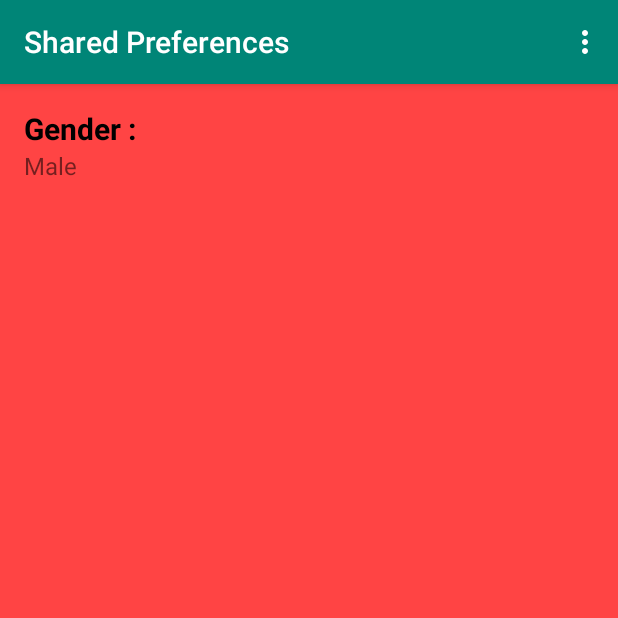
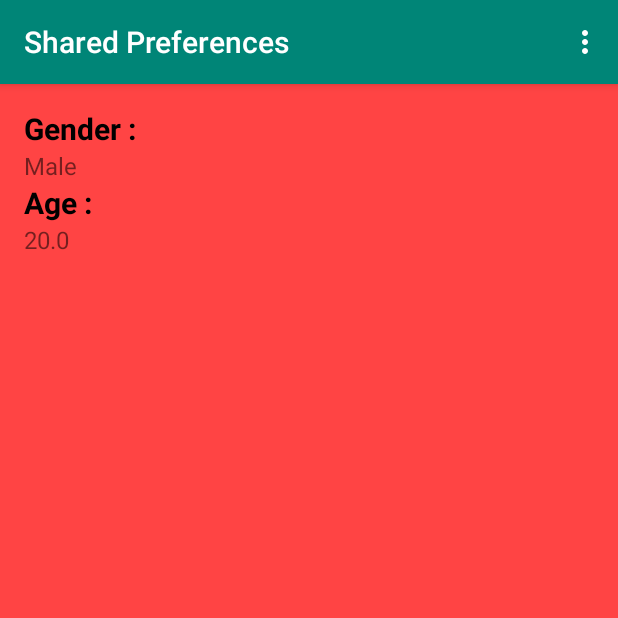
Before and after one commit to Apurba000Biswas/SharedPreferences, an Android app: the screen it shows after launch (MainActivity), on a phone screen of 412 x 824 dp, the top half of it. Run offline under Robolectric (Android 15) with nearby library versions, the phone set to English and light mode, and no system bars.

Commit message:
Added Edit Text Preference

```diff
--- a/app/src/main/java/com/apurba/sharedpreferences/MainActivity.java
+++ b/app/src/main/java/com/apurba/sharedpreferences/MainActivity.java
@@ -29,10 +29,20 @@ public class MainActivity extends AppCompatActivity
         SharedPreferences sharedPreferences =
                 PreferenceManager.getDefaultSharedPreferences(this);
 
-        updateGenderTextView(sharedPreferences);
+        setGenderTextView(sharedPreferences);
         setBackgroundColor(sharedPreferences);
+        setAgeTextView(sharedPreferences);
 
         sharedPreferences.registerOnSharedPreferenceChangeListener(this);
+    }
+
+    private void setAgeTextView(SharedPreferences sharedPreferences){
+        TextView ageTextView = findViewById(R.id.tv_age);
+
+        float age = Float.parseFloat(sharedPreferences.getString(getString(R.string.pref_age_key)
+                , getString(R.string.pref_age_default)));
+
+        ageTextView.setText(Float.toString(age));
     }
 
     private void setBackgroundColor(SharedPreferences sharedPreferences){
@@ -50,7 +60,7 @@ public class MainActivity extends AppCompatActivity
         linearLayout.setBackgroundColor(getResources().getColor(colorId));
     }
 
-    private void updateGenderTextView(SharedPreferences sharedPreferences){
+    private void setGenderTextView(SharedPreferences sharedPreferences){
         TextView tvGender = findViewById(R.id.tv_gender);
         String text = (sharedPreferences.getBoolean(getString(R.string.preference_gender_key)
                 , getResources().getBoolean(R.bool.preference_gander_default)))?
@@ -79,9 +89,11 @@ public class MainActivity extends AppCompatActivity
     @Override
     public void onSharedPreferenceChanged(SharedPreferences sharedPreferences, String key) {
         if (TextUtils.equals(key, getString(R.string.preference_gender_key)) ){
-            updateGenderTextView(sharedPreferences);
+            setGenderTextView(sharedPreferences);
         }else if (TextUtils.equals(key,getString(R.string.pref_color_key) )){
             setBackgroundColor(sharedPreferences);
+        }else if (TextUtils.equals(key, getString(R.string.pref_age_key))){
+            setAgeTextView(sharedPreferences);
         }
     }
 
--- a/app/src/main/java/com/apurba/sharedpreferences/SettingsFragment.java
+++ b/app/src/main/java/com/apurba/sharedpreferences/SettingsFragment.java
@@ -5,6 +5,7 @@ import android.os.Bundle;
 
 import androidx.annotation.Nullable;
 import androidx.preference.CheckBoxPreference;
+import androidx.preference.EditTextPreference;
 import androidx.preference.ListPreference;
 import androidx.preference.Preference;
 import androidx.preference.PreferenceFragmentCompat;
@@ -37,6 +38,8 @@ public class SettingsFragment extends PreferenceFragmentCompat
             if (prefIndex >= 0){
                 listPreference.setSummary(listPreference.getEntries()[prefIndex]);
             }
+        }else if ( preference instanceof EditTextPreference) {
+            preference.setSummary(value);
         }
     }
 
--- a/app/src/main/res/layout/activity_main.xml
+++ b/app/src/main/res/layout/activity_main.xml
@@ -23,4 +23,19 @@
         android:layout_width="wrap_content"
         android:layout_height="wrap_content"/>
 
+    <TextView
+        android:textColor="@android:color/black"
+        android:textStyle="bold"
+        android:textSize="20sp"
+        android:layout_width="wrap_content"
+        android:layout_height="wrap_content"
+        android:text="Age : " />
+
+    <TextView
+        android:textSize="16sp"
+        android:id="@+id/tv_age"
+        android:layout_width="wrap_content"
+        android:layout_height="wrap_content"/>
+
+
 </LinearLayout>
--- a/app/src/main/res/values/strings.xml
+++ b/app/src/main/res/values/strings.xml
@@ -21,4 +21,9 @@
     <string name="pref_color_blue_value" translatable="false">blue</string>
     <string name="pref_color_green_value" translatable="false">green</string>
     <string name="pref_color_default" translatable="false">white</string>
+
+
+    <string name="pref_age_label">Age</string>
+    <string name="pref_age_key" translatable="false">age</string>
+    <string name="pref_age_default" translatable="false">20</string>
 </resources>
--- a/app/src/main/res/xml/pref_app.xml
+++ b/app/src/main/res/xml/pref_app.xml
@@ -16,4 +16,10 @@
         android:key="@string/pref_color_key"
         android:title="@string/pref_color_label"/>
 
+    <EditTextPreference
+        android:defaultValue="@string/pref_age_default"
+        android:title="@string/pref_age_label"
+        android:key="@string/pref_age_key"/>
+
+
 </PreferenceScreen>
```
